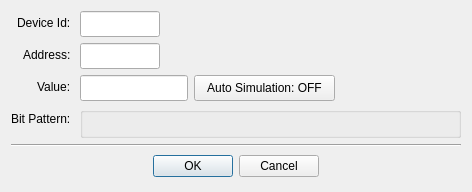
sanny32/OpenModScan, file src/dialogs/dialogwriteholdingregister.ui: the form before one commit.
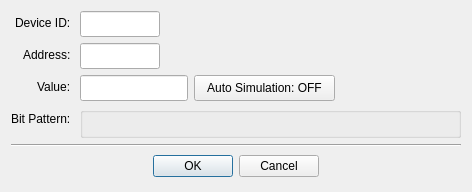
The form after the commit. Custom widgets are drawn as their Qt base class.

Commit message:
fix: standardize "Device Id" to "Device ID" across UI and code files
- Updated all instances of "Device Id" to "Device ID" in dialog UI files for consistency.
- Modified related strings in translation files for Russian, Chinese (Simplified and Traditional) to reflect the change.
- Adjusted code in C++ files to ensure uniformity in the representation of device identifiers.

```diff
--- a/src/dialogs/dialogwriteholdingregister.ui
+++ b/src/dialogs/dialogwriteholdingregister.ui
@@ -20,7 +20,7 @@
    <item row="0" column="0">
     <widget class="QLabel" name="labelNode">
      <property name="text">
-      <string>Device Id: </string>
+      <string>Device ID: </string>
      </property>
     </widget>
    </item>
```
The commit also changes 16 other files.
